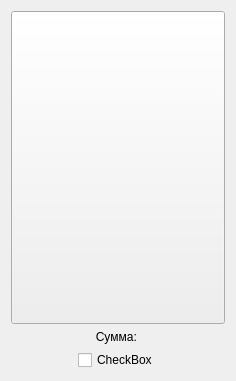
This is Nayda/selectablecardwidget.ui in Mar94oK/Nayda as Qt 5 draws it before an edit. The edited form follows.
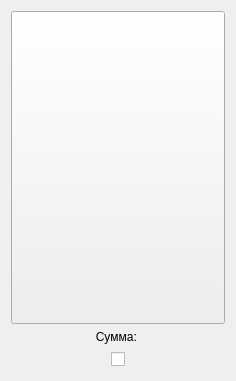
This is the edited form.

Commit message: Adjusting Trade View

Diff of the .ui file:
```diff
--- a/Nayda/selectablecardwidget.ui
+++ b/Nayda/selectablecardwidget.ui
@@ -32,7 +32,7 @@
      <item>
       <widget class="QCheckBox" name="chckBox_Selected">
        <property name="text">
-        <string>CheckBox</string>
+        <string/>
        </property>
       </widget>
      </item>
```
The commit also changes 1 other file.
